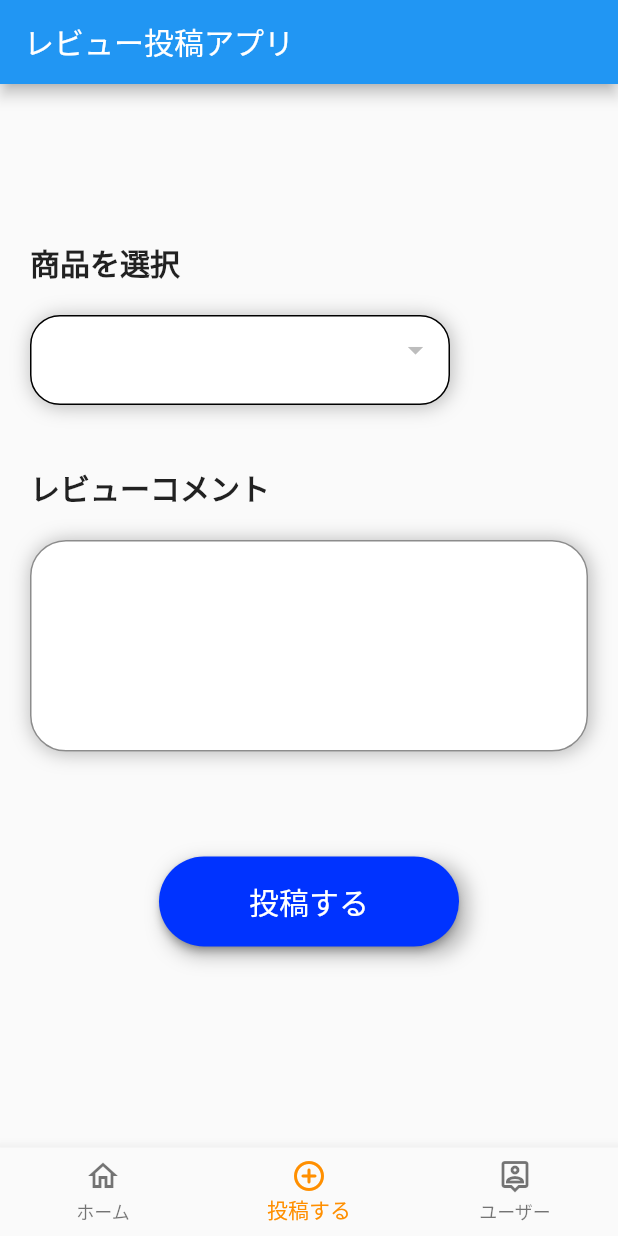
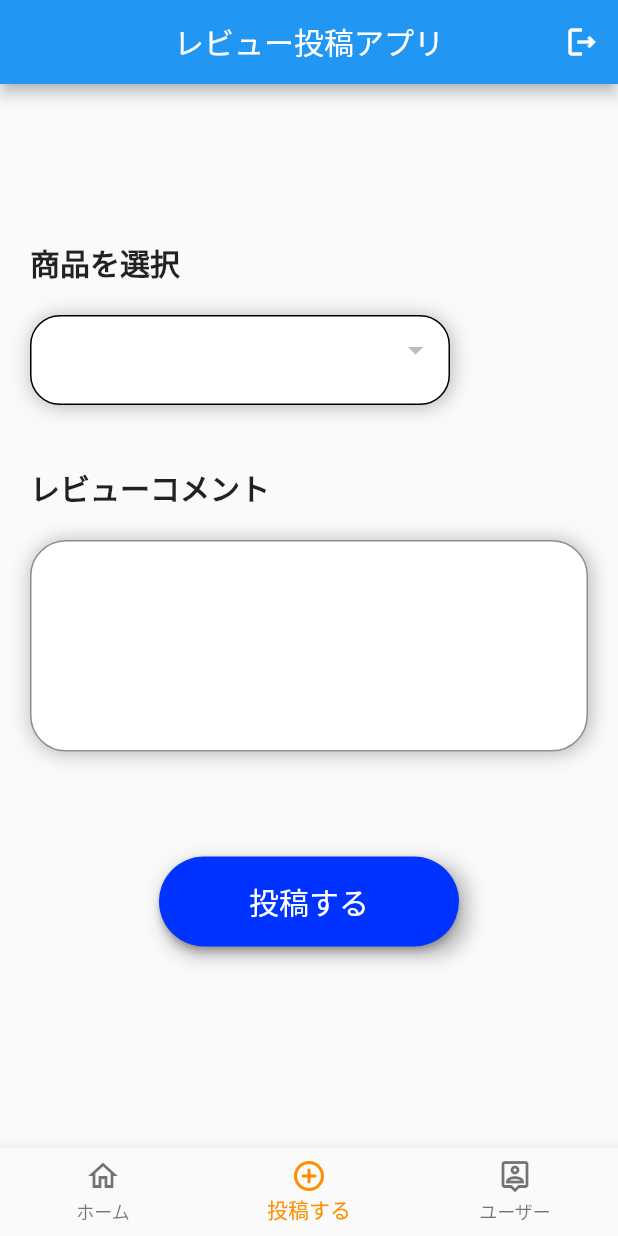
Before and after one commit to kurogoma-flutter/review_app_firebase_auth, a Flutter app: the screen it shows once a user with an empty profile is signed in, item 2 of the bottom bar chosen, on a phone screen of 412 x 824 dp. Run offline on Flutter 3.47's test engine with Material 2 defaults, Android fonts, the phone set to English and light mode, and no system bars; our stand-ins replace cloud_firestore, firebase_auth, firebase_core, go_router; accounts and stored records are empty.

Commit message:
➕ ログアウト処理を追加

```diff
--- a/lib/pages/home/home_page.dart
+++ b/lib/pages/home/home_page.dart
@@ -1,4 +1,7 @@
+import 'package:firebase_auth/firebase_auth.dart';
 import 'package:flutter/material.dart';
+import 'package:flutter_auth_basic/components/dialog.dart';
+import 'package:go_router/go_router.dart';
 
 import '../review/create_review.dart';
 import '../review/review_list.dart';
@@ -52,6 +55,20 @@ class _HomeScreenState extends State<HomeScreen> {
     return Scaffold(
       appBar: AppBar(
         title: const Text('レビュー投稿アプリ'),
+        centerTitle: true,
+        actions: [
+          IconButton(
+            onPressed: () async {
+              var result = confirmDialog('認証チェック', 'ログアウトしますか？', context);
+              if (result == 1) {
+                // ログアウト => ログインへ遷移
+                await FirebaseAuth.instance.signOut();
+                return context.go('/login');
+              }
+            },
+            icon: const Icon(Icons.logout_outlined),
+          ),
+        ],
       ),
       body: Center(
         child: _navigationList.elementAt(_selectedIndex), //n番目のウィジェットが呼び出される。
```
